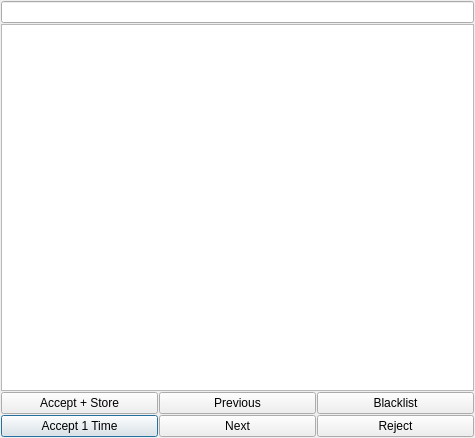
Above: ui/cert-candidate.ui from berndhs/egalite before the change. Below: the same form after it.
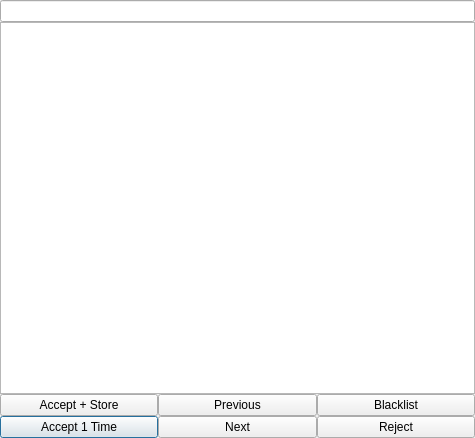
That is the form after the change.

Commit message: even smaller margins - I want content, not margins

```diff
--- a/ui/cert-candidate.ui
+++ b/ui/cert-candidate.ui
@@ -69,7 +69,7 @@
    </item>
   </layout>
  </widget>
- <layoutdefault spacing="1" margin="1"/>
+ <layoutdefault spacing="0" margin="0"/>
  <resources/>
  <connections/>
 </ui>
```
The commit also changes 18 other files.
